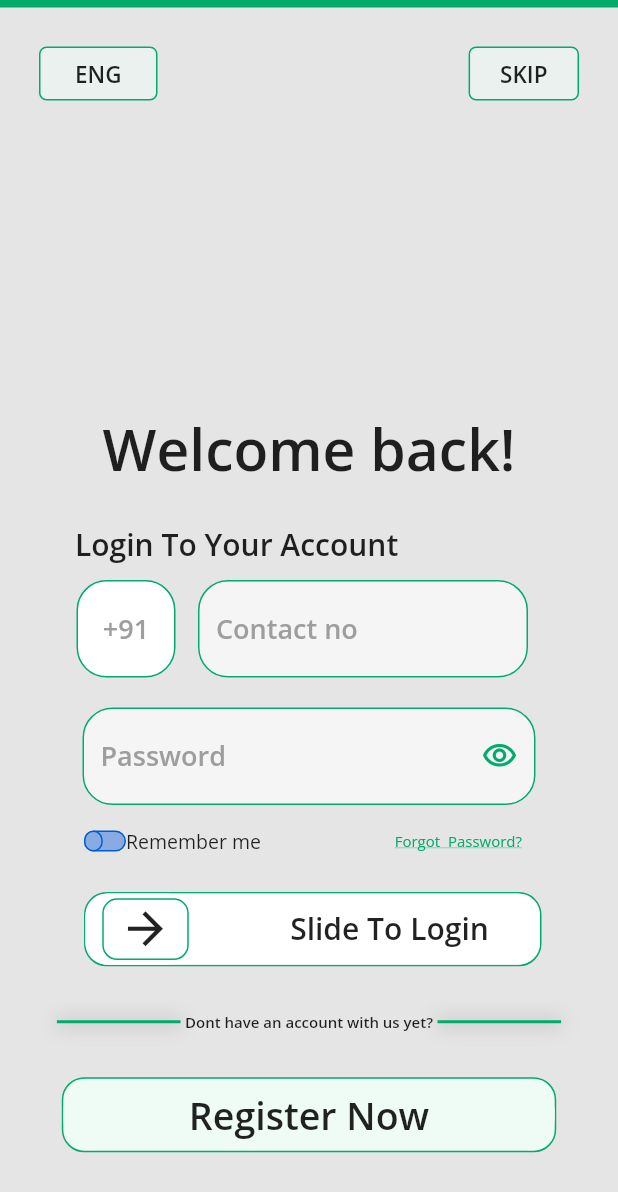
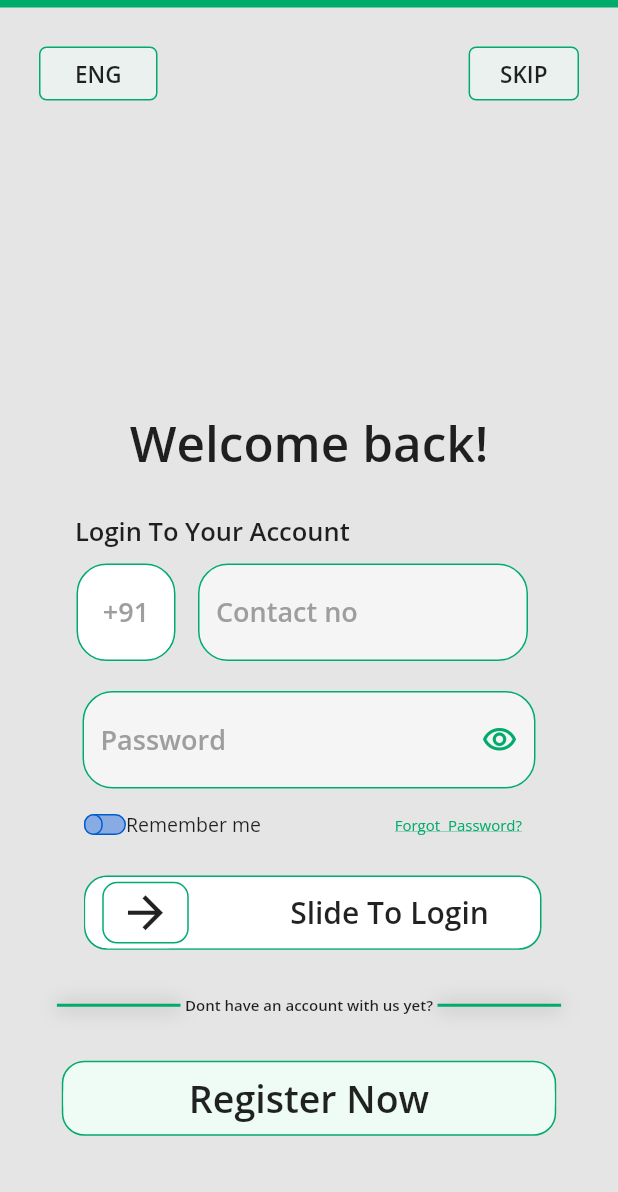
Before and after one commit to RahulMistriCodesmith/ezisolutions, a Flutter app: the screen it shows after launch, on a phone screen of 412 x 824 dp. Shown: the top 1192 px of the screen. Run offline on Flutter 3.47's test engine with Material 2 defaults, Android fonts, the phone set to English and light mode, and no system bars; drawn by our look-alikes of country_code_picker, slider_button; our stand-ins replace carousel_slider, country_picker, date_time_picker, file_picker, flutter_rating_bar, google_maps_flutter and 5 more; missing offline and left inert: flutter_share.

Commit message:
Committed Done! 28/06/2022 06:20 PM

```diff
--- a/lib/UI/Authorization/Login/mainloginpage.dart
+++ b/lib/UI/Authorization/Login/mainloginpage.dart
@@ -50,7 +50,7 @@ class _MainLoginPageState extends State<MainLoginPage> {
   String _validatePinCode(String pinCode) {
     if (pinCode.isNotEmpty && pinCode.length == 6) {
       if (pinCode != _validPinCode) {
-        _pinCodeController.clear(); //! This is not working and causes error.
+        // _pinCodeController.clear(); //! This is not working and causes error.
         _errorController.add(ErrorAnimationType.shake);
         return 'Mismatch';
       }
@@ -184,7 +184,7 @@ class _MainLoginPageState extends State<MainLoginPage> {
 
                 Center(
                   child: Text('Welcome back!',style: Textstyle2Light18.appbartextstyle.copyWith(
-                      fontSize: 38,fontWeight: FontWeight.w600
+                      fontSize: 33,fontWeight: FontWeight.w600
                   ),),
                 ),
 
@@ -193,7 +193,7 @@ class _MainLoginPageState extends State<MainLoginPage> {
                 Padding(
                   padding: const EdgeInsets.symmetric(horizontal: 50),
                   child: Text('Login To Your Account',style: Textstyle2Light18.appbartextstyle.copyWith(
-                      fontSize: 20,fontWeight: FontWeight.w600
+                      fontSize: 17,fontWeight: FontWeight.w600
                   ),),
                 ),
 
@@ -204,6 +204,7 @@ class _MainLoginPageState extends State<MainLoginPage> {
                   child: Row(
                     children: [
                       Container(
+
                         padding: EdgeInsets.symmetric(vertical: 3),
                         decoration: BoxDecoration(
                             borderRadius: BorderRadius.circular(20),
@@ -591,7 +592,7 @@ class _MainLoginPageState extends State<MainLoginPage> {
 
                                                                       child: PinCodeTextField(
                                                                         appContext: context,
-                                                                        autoDisposeControllers: true,
+                                                                        autoDisposeControllers: false,
                                                                         length: 4,
                                                                         obscureText: true,
                                                                         keyboardType: TextInputType.number,
--- a/pubspec.yaml
+++ b/pubspec.yaml
@@ -49,7 +49,6 @@ dependencies:
   flutter_switch: ^0.3.2
   country_code_picker: ^2.0.2
   carousel_slider: ^4.0.0
-  pinput: ^2.2.11
 
 dev_dependencies:
   flutter_test:
```
Also changed, not shown: pubspec.lock.
